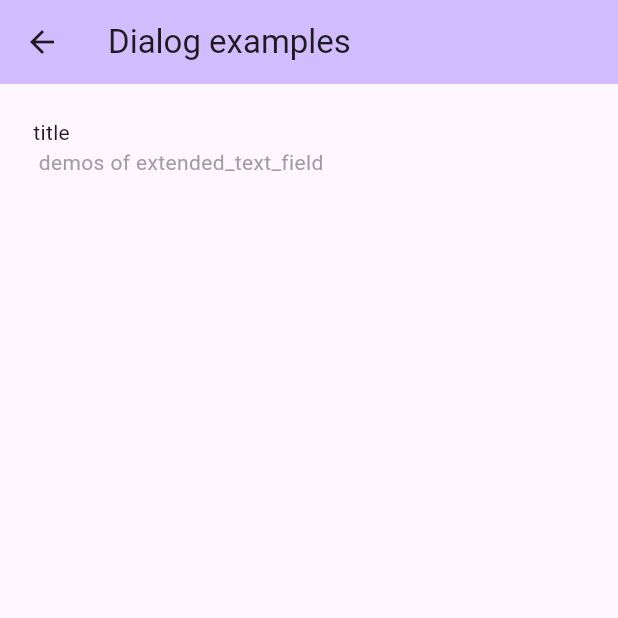
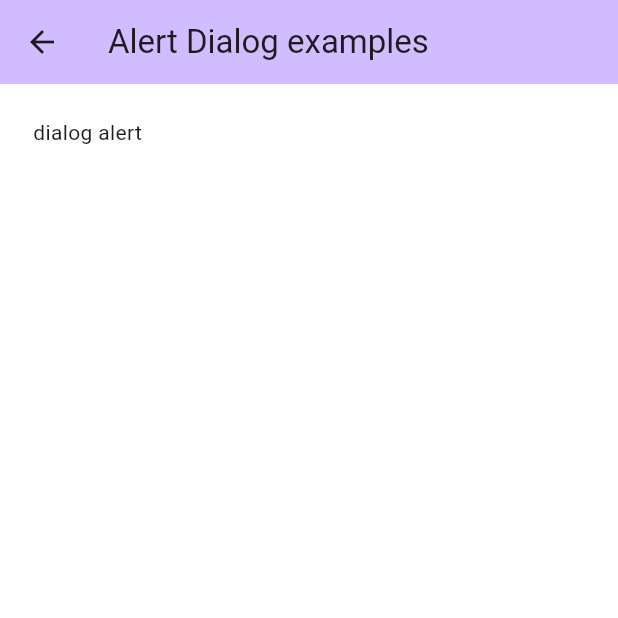
Before and after one commit to katafuchix/flutter_ui_examples, a Flutter app: the screen it shows after launch, after a tap on "Dialog", on a phone screen of 412 x 824 dp, the top half of it. Run offline on Flutter 3.47's test engine with Material 3 defaults, Android fonts, the phone set to English and light mode, and no system bars; missing offline and left inert: ff_annotation_route_library.

Commit message:
alert example

```diff
--- a/lib/app.dart
+++ b/lib/app.dart
@@ -1,7 +1,9 @@
 import 'package:flutter/material.dart';
+import 'config/colors.dart';
 import 'my_navigator.dart';
 import 'main_page.dart';
 import 'dialog/dialog_menu_screen.dart';
+import 'dialog/dialog_alert_example_screen.dart';
 
 class MyApp extends StatefulWidget {
   const MyApp();
@@ -14,11 +16,21 @@ class _MyAppState extends State<MyApp> {
   // This widget is the root of your application.
   @override
   Widget build(BuildContext context) {
+    AppColors colors = MyColors();
+
     return MaterialApp(
       title: 'Flutter Demo',
       theme: ThemeData(
-        colorScheme: ColorScheme.fromSeed(seedColor: Colors.deepPurple),
+        //colorScheme: ColorScheme.fromSeed(seedColor: Colors.deepPurple),
+        primaryColor: colors.primary,
         useMaterial3: true,
+        dialogBackgroundColor: Colors.white,
+        scaffoldBackgroundColor: Colors.white,
+        /*colorScheme: ColorScheme.fromSwatch(
+          brightness: Brightness.light,
+          primarySwatch: Colors.purple,
+          accentColor: Colors.red,
+        ),*/
       ),
       //home: const MyHomePage(title: 'Flutter Demo Home Page'),
       home: MainPage(),
@@ -39,6 +51,7 @@ class _MyAppState extends State<MyApp> {
     return {
       Routes.home: () => MainPage(),
       Routes.dialog_menu: () => DialogMenuScreen(),
+      Routes.dialog_alert_example: () => DialogAlertExampleScreen(),
     };
   }
 }
@@ -46,6 +59,7 @@ class _MyAppState extends State<MyApp> {
 class Routes {
   static const String home = '/home';
   static const String dialog_menu = '/dialog_menu';
+  static const String dialog_alert_example = '/dialog_alert_example';
 }
 
 
--- a/lib/config/colors.dart
+++ b/lib/config/colors.dart
@@ -12,6 +12,7 @@ class _MyColors {
 
   static const Color grey1 = Color(0xFF757575);
   static const Color grey2 = Color(0xFFBDBDBD);
+  static const Color grey3 = Color(0xFFF5F5F5);
 
   static const Color brown1 = Color(0xFF795548);
   static const Color brown2 = Color(0xFFD7CCC8);
@@ -22,6 +23,9 @@ class _MyColors {
   static const Color pink3 = Color(0xFFC2185B);
   static const Color pink4 = Color(0xFFFF4081);
 
+  static const Color red1 = Color(0xFFE53935);
+  static const Color red2 = Color(0xFFF44336);
+
   static const Color orange1 = Color(0xFFFF5722);
 
   static const Color green1 = Color(0xFF8BC34A);
@@ -29,10 +33,12 @@ class _MyColors {
   static const Color green3 = Color(0xFF689F38);
 
   static const Color blue1 = Color(0xFF03A9F4);
+
+  static const Color button1 = Color(0xFFEA6C7F);
 }
 
 AppColors getAppColors() {
-  return MaleColors();
+  return MyColors();
 }
 
 abstract class AppColors {
@@ -46,10 +52,16 @@ abstract class AppColors {
   Color get divider;
   Color get primaryBg;
   Color get secondaryBg;
+  Color get button1Bg;
+  Color get button2Bg;
+  Color get white1;
+  Color get grey1;
+  Color get grey2;
+  Color get grey3;
 }
 
 // https://www.materialpalette.com/light-green/deep-orange
-class FemaleColors extends AppColors {
+class MyColors extends AppColors {
   @override
   Color get primary => _MyColors.green1;
 
@@ -79,37 +91,22 @@ class FemaleColors extends AppColors {
 
   @override
   Color get secondaryBg => Colors.white;
-}
-
-// https://www.materialpalette.com/light-green/deep-orange
-class MaleColors extends AppColors {
-  @override
-  Color get primary => _MyColors.green1;
 
   @override
-  Color get primaryLight => _MyColors.green2;
+  Color get button1Bg => _MyColors.button1;
 
   @override
-  Color get primaryDark => _MyColors.green3;
+  Color get button2Bg => Colors.white;
 
   @override
-  Color get accent => _MyColors.orange1;
+  Color get white1 => _MyColors.white1;
 
   @override
-  Color get primaryText => _MyColors.black2;
+  Color get grey1 => _MyColors.grey1;
 
   @override
-  Color get secondaryText => _MyColors.grey1;
+  Color get grey2 => _MyColors.grey2;
 
   @override
-  Color get textOrIcons => _MyColors.black2;
-
-  @override
-  Color get divider => _MyColors.grey2;
-
-  @override
-  Color get primaryBg => Colors.grey.shade200;
-
-  @override
-  Color get secondaryBg => Colors.white;
+  Color get grey3 => _MyColors.grey3;
 }
--- a/lib/dialog/dialog_menu_screen.dart
+++ b/lib/dialog/dialog_menu_screen.dart
@@ -1,5 +1,9 @@
 import 'package:flutter/material.dart';
+import '../my_navigator.dart';
 import '../base/base_stateful_widget.dart';
+import '../components/snack_bar.dart';
+import '../app.dart';
+import 'dialog_alert_example_screen.dart';
 
 class DialogMenuScreenResult {
   final String message;
@@ -9,12 +13,12 @@ class DialogMenuScreenResult {
 class DialogMenuScreen extends BaseStatefulWidget {
   @override
   State<StatefulWidget> createState() {
-    return _DialogMenuScreenSate();
+    return _DialogMenuScreenState();
   }
 }
 
-class _DialogMenuScreenSate extends BaseState<DialogMenuScreen> {
-  _DialogMenuScreenSate() : super();
+class _DialogMenuScreenState extends BaseState<DialogMenuScreen> {
+  _DialogMenuScreenState() : super();
 
   @override
   Widget build(BuildContext context) {
@@ -22,14 +26,12 @@ class _DialogMenuScreenSate extends BaseState<DialogMenuScreen> {
       appBar: AppBar(
         // Here we take the value from the MyHomePage object that was created by
         // the App.build method, and use it to set our appbar title.
-        title: const Text('Dialog examples'),
+        title: const Text('Alert Dialog examples'),
         backgroundColor: Theme.of(context).colorScheme.inversePrimary,
       ),
       body: Center(
         child: ListView(
-          //scrollDirection: Axis.horizontal, // 横
           padding: EdgeInsets.all(2.0),
-          //shrinkWrap: true,
           children: [
             Container(
                 margin: const EdgeInsets.all(20.0),
@@ -39,27 +41,21 @@ class _DialogMenuScreenSate extends BaseState<DialogMenuScreen> {
                     crossAxisAlignment: CrossAxisAlignment.start,
                     children: <Widget>[
                       Text(
-                        'title',
-                        //style: TextStyle(inherit: false),
+                        'dialog alert',
                       ),
                       Text(
-                        ' demos of extended_text_field',
-                        //page.description,
+                        ' ',
                         style: const TextStyle(color: Colors.grey),
                       )
                     ],
                   ),
-                  onTap: () {
-                    //showDataAlert(context);
-                    /*
-                  Navigator.pushNamed(
-                    context,
-                    Routes.fluttercandiesDemogrouppage,
-                    arguments: <String, dynamic>{
-                      'keyValue': routesGroup.entries.toList()[index],
-                    },
-                  );
-                  */
+                  onTap: () async {
+                    final result = await MyNavigator.pushNamed(
+                      context, Routes.dialog_alert_example,
+                      pageOpenType: PageOpenType.SLIDE);
+                    if (result is DialogAlertExampleScreenResult) {
+                      showInfoSnackBar(context, text: result.message);
+                    };
                   },
                 )
             )
```
Also changed, not shown: lib/components/texts.dart (+14 -0 lines), lib/dialog/dialog_alert_example_screen.dart (added, +148 -0 lines).
